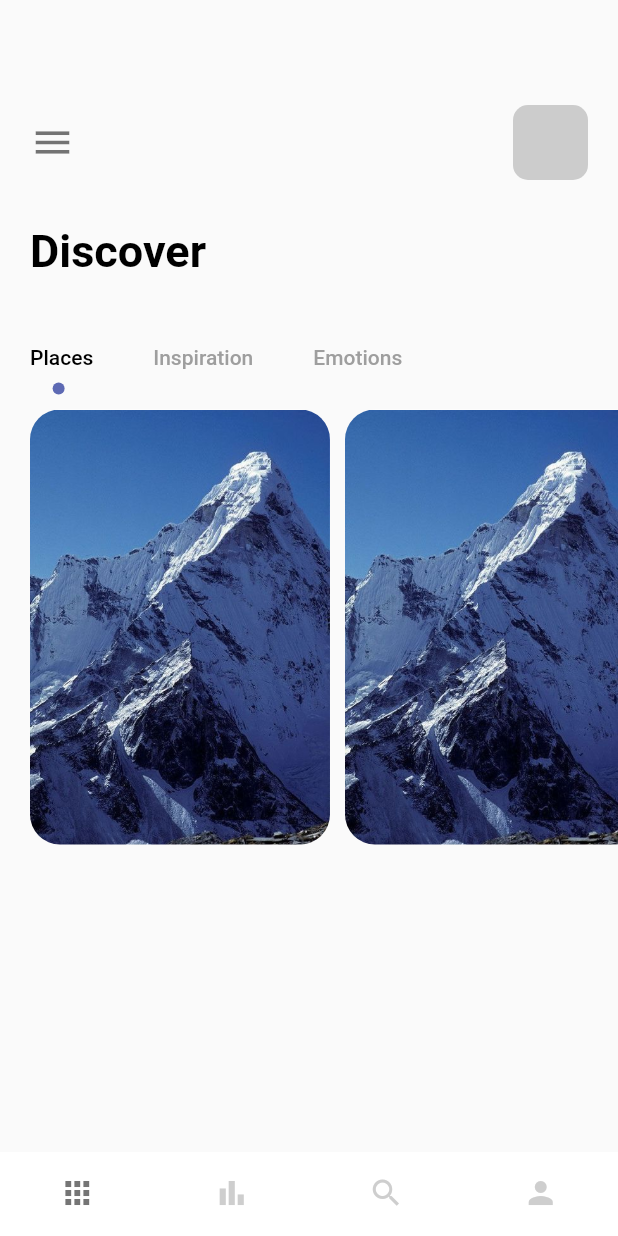
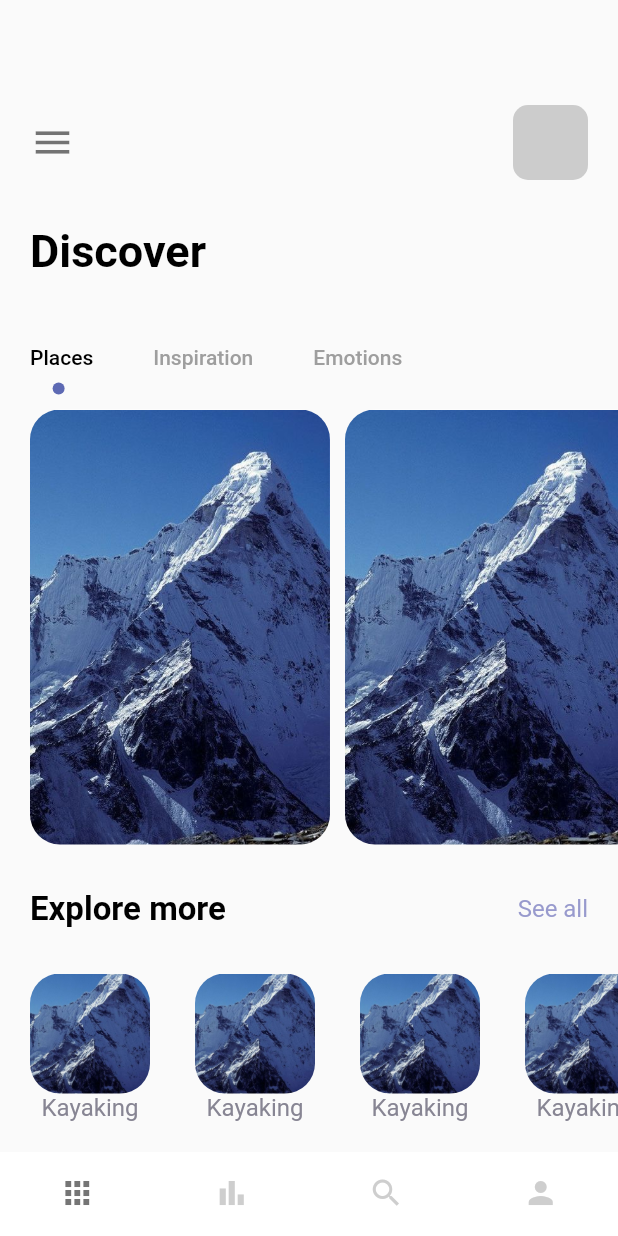
Before and after one commit to Thae00/trips, a Flutter app: the screen it shows after launch, on a phone screen of 412 x 824 dp. Run offline on Flutter 3.47's test engine with Material 2 defaults, Android fonts, the phone set to English and light mode, and no system bars.

Commit message:
small img in row

```diff
--- a/lib/pages/navpages/home_page.dart
+++ b/lib/pages/navpages/home_page.dart
@@ -2,6 +2,7 @@ import 'package:flutter/cupertino.dart';
 import 'package:flutter/material.dart';
 import 'package:trips/misc/colors.dart';
 import 'package:trips/widgets/app_large_text.dart';
+import 'package:trips/widgets/app_text.dart';
 
 class HomePage extends StatefulWidget {
   HomePage({Key? key}) : super(key: key);
@@ -37,7 +38,7 @@ class _HomePageState extends State<HomePage> with TickerProviderStateMixin {
                     borderRadius: BorderRadius.circular(10),
                     color: Colors.grey.withOpacity(0.5),
                   ),
-                )
+                ),
               ],
             ),
           ),
@@ -111,7 +112,62 @@ class _HomePageState extends State<HomePage> with TickerProviderStateMixin {
                 Text("emoti"),
               ],
             ),
-          )
+          ),
+          SizedBox(
+            height: 30,
+          ),
+          Container(
+            margin: EdgeInsets.only(left: 20, right: 20),
+            child: Row(
+              mainAxisAlignment: MainAxisAlignment.spaceBetween,
+              children: [
+                AppLargeText(22, "Explore more", Colors.black),
+                AppText(text: "See all", color: AppColors.textColor1),
+              ],
+            ),
+          ),
+          SizedBox(
+            height: 30,
+          ),
+          Container(
+            margin: EdgeInsets.only(left: 20),
+            height: 100,
+            width: double.maxFinite,
+            child: ListView.builder(
+              itemCount: 4,
+              scrollDirection: Axis.horizontal,
+              itemBuilder: (context, index) {
+                return Container(
+                  margin: EdgeInsets.only(right: 30),
+                  child: Column(
+                    children: [
+                      Container(
+                        width: 80,
+                        height: 80,
+                        decoration: BoxDecoration(
+                          borderRadius: BorderRadius.circular(20),
+                          color: Colors.white,
+                          image: DecorationImage(
+                            image: AssetImage(
+                              "assets/img/mountain.jpeg",
+                            ),
+                            fit: BoxFit.cover,
+                          ),
+                        ),
+                      ),
+                      Container(
+                        child: AppText(
+                          text: "Kayaking",
+                          color: AppColors.textColor2,
+                        ),
+                      ),
+                    ],
+                  ),
+                );
+              },
+            ),
+          ),
+
         ],
       ),
     );
```
